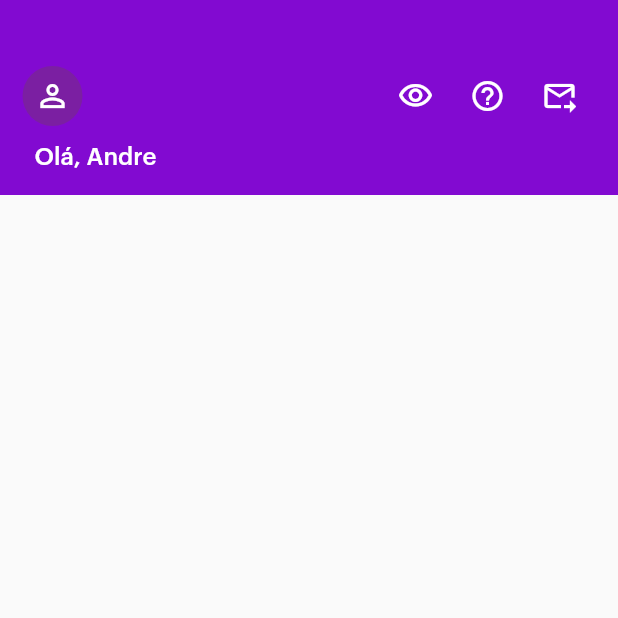
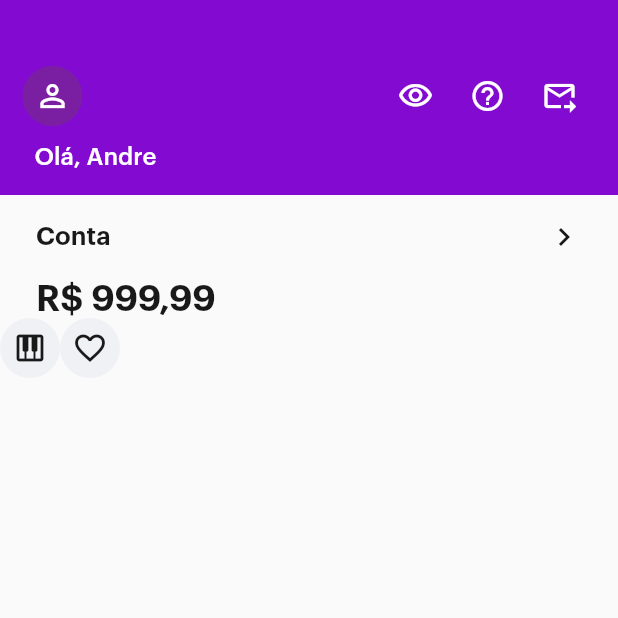
Before and after one commit to andrekubotsu/flutter-nubank-ui-clone, a Flutter app: the screen it shows after launch, on a phone screen of 412 x 824 dp, the top half of it. Run offline on Flutter 3.47's test engine with Material 2 defaults, Android fonts, the phone set to English and light mode, and no system bars.

Commit message:
added: home itens partial

```diff
--- a/lib/app.dart
+++ b/lib/app.dart
@@ -12,6 +12,7 @@ class MyApp extends StatelessWidget {
         primarySwatch: Colors.purple,
       ),
       home: HomePage(),
+      locale: Locale('pt_BR'),
     );
   }
 }
--- a/lib/modules/home/home_page.dart
+++ b/lib/modules/home/home_page.dart
@@ -18,7 +18,63 @@ class _HomePageState extends State<HomePage> {
     return SafeArea(
       top: false,
       bottom: true,
-      child: Scaffold(appBar: CustomAppBar(mediaSize: mediaSize)),
+      child: Scaffold(
+        appBar: CustomAppBar(mediaSize: mediaSize),
+        body: Column(
+          children: [
+            Padding(
+              padding:
+                  const EdgeInsets.symmetric(horizontal: 24.0, vertical: 16),
+              child: Row(
+                mainAxisAlignment: MainAxisAlignment.spaceBetween,
+                children: [
+                  Text(
+                    'Conta',
+                    style: AppTextStyles.graphik17black600,
+                  ),
+                  Icon(
+                    Icons.chevron_right,
+                    color: AppColors.black,
+                  )
+                ],
+              ),
+            ),
+            Padding(
+              padding: const EdgeInsets.symmetric(horizontal: 24.0),
+              child: Row(
+                children: [
+                  Text(
+                    'R\$ 999,99',
+                    style: AppTextStyles.graphik24black600,
+                  ),
+                ],
+              ),
+            ),
+            Row(
+              children: [
+                CircleAvatar(
+                  backgroundColor: AppColors.lightGrey,
+                  child: IconButton(
+                      onPressed: () {},
+                      icon: Icon(
+                        Icons.piano,
+                        color: AppColors.black,
+                      )),
+                ),
+                CircleAvatar(
+                  backgroundColor: AppColors.lightGrey,
+                  child: IconButton(
+                      onPressed: () {},
+                      icon: Icon(
+                        Icons.favorite_border_outlined,
+                        color: AppColors.black,
+                      )),
+                )
+              ],
+            )
+          ],
+        ),
+      ),
     );
   }
 }
--- a/lib/shared/constants/app_colors.dart
+++ b/lib/shared/constants/app_colors.dart
@@ -2,7 +2,7 @@ import 'package:flutter/cupertino.dart';
 
 class AppColors {
   static const purple = Color(0xFF820ad1);
-  static const lightGrey = Color(0xFFF6F5FA);
+  static const lightGrey = Color(0xFFF0F1F5);
   static const black = Color(0xFF191919);
   static const white = Color(0xFFFFFFFF);
 }
--- a/lib/shared/constants/app_fonts.dart
+++ b/lib/shared/constants/app_fonts.dart
@@ -8,4 +8,16 @@ class AppTextStyles {
       fontSize: 16,
       fontFamily: 'Graphik',
       fontWeight: FontWeight.w500);
+
+  static const graphik17black600 = TextStyle(
+      color: AppColors.black,
+      fontFamily: 'Graphik',
+      fontSize: 17,
+      fontWeight: FontWeight.w600);
+
+  static const graphik24black600 = TextStyle(
+      color: AppColors.black,
+      fontFamily: 'Graphik',
+      fontSize: 24,
+      fontWeight: FontWeight.w600);
 }
```
